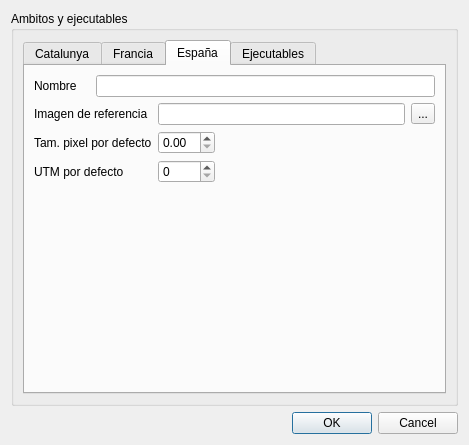
Before: the Qt Designer form App/editorambitodialog.ui in tonilogar/ToolsPcot, drawn with Qt 5.
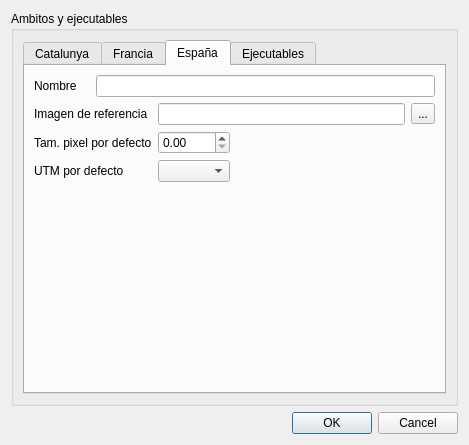
After: the same form once the commit is applied. The open tabs and pages were chosen to show the change.

Commit message: Escribiendo código para la clase editorambitodialog

What changed in the file:
```diff
--- a/App/editorambitodialog.ui
+++ b/App/editorambitodialog.ui
@@ -283,9 +283,6 @@
               </property>
              </widget>
             </item>
-            <item row="3" column="2">
-             <widget class="QSpinBox" name="spinBox_3"/>
-            </item>
             <item row="3" column="3">
              <spacer name="horizontalSpacer_6">
               <property name="orientation">
@@ -299,6 +296,9 @@
               </property>
              </spacer>
             </item>
+            <item row="3" column="2">
+             <widget class="QComboBox" name="comboBoxUtmEspanya"/>
+            </item>
            </layout>
           </item>
           <item>
@@ -309,7 +309,7 @@
             <property name="sizeHint" stdset="0">
              <size>
               <width>20</width>
-              <height>40</height>
+              <height>212</height>
              </size>
             </property>
            </spacer>
```
Left out of the diff: 96 changed lines with no effect on the pictures. The commit also changes 6 other files.
